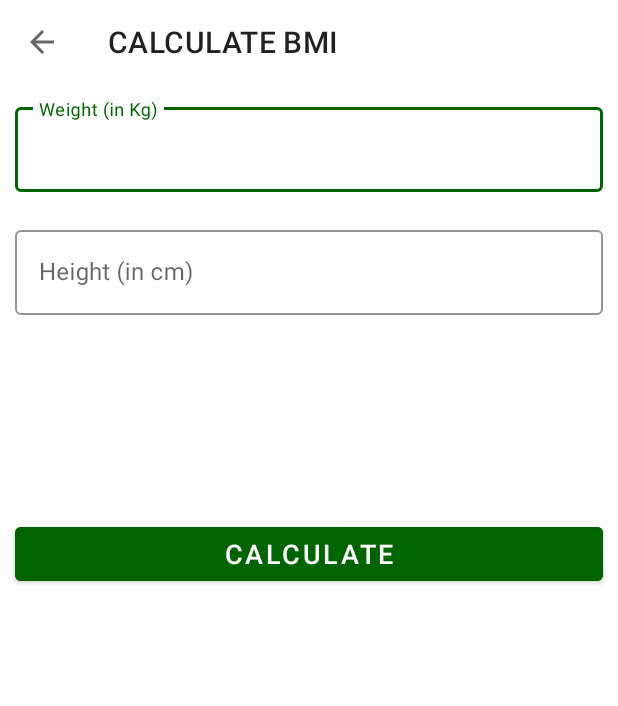
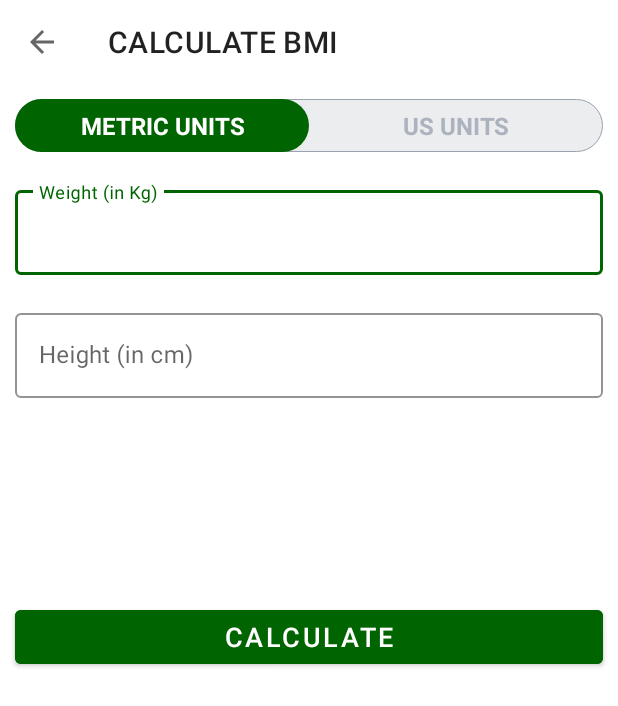
Before and after one commit to Ajay-Singh-Dabi/WorkITOUT, an Android app: the BMIActivity screen opened directly, with no data from a screen before it, on a phone screen of 412 x 824 dp. Shown: the top 706 px of the screen. Run offline under Robolectric (Android 15) with nearby library versions, the phone set to English and light mode, and no system bars.

Commit message:
+RadioGroup

```diff
--- /dev/null
+++ b/app/src/main/res/drawable/drawable_radio_group_tab_background.xml
@@ -0,0 +1,13 @@
+<?xml version="1.0" encoding="utf-8"?>
+<shape xmlns:android="http://schemas.android.com/apk/res/android"
+    android:shape="rectangle">
+
+    <solid android:color="#ECEDEF"/>
+
+    <stroke
+        android:width="0.5dp"
+        android:color="#9AA2AF"/>
+
+    <corners android:radius="30dp"/>
+
+</shape>
--- /dev/null
+++ b/app/src/main/res/drawable/drawable_units_tab_selector.xml
@@ -0,0 +1,11 @@
+<?xml version="1.0" encoding="utf-8"?>
+<selector xmlns:android="http://schemas.android.com/apk/res/android">
+    <item android:state_checked="true">
+        <shape android:shape="rectangle">
+
+            <solid android:color="@color/colorAccent" />
+
+            <corners android:radius="30dp" />
+        </shape>
+    </item>
+</selector>
--- /dev/null
+++ b/app/src/main/res/drawable/drawable_units_tab_text_color_selector.xml
@@ -0,0 +1,10 @@
+<?xml version="1.0" encoding="utf-8"?>
+<!--TODO(Step 4 : Added a selector for the text color in the radio button as per the state.)-->
+<!--START-->
+<selector xmlns:android="http://schemas.android.com/apk/res/android">
+
+    <item android:color="#FFFFFF" android:state_checked="true" />
+
+    <item android:color="#ADB3BE" android:state_checked="false" />
+</selector>
+    <!--END-->
--- a/app/src/main/res/layout/activity_bmi.xml
+++ b/app/src/main/res/layout/activity_bmi.xml
@@ -6,14 +6,53 @@
     android:layout_height="match_parent"
     tools:context=".BMIActivity">
 
+
     <androidx.appcompat.widget.Toolbar
         android:id="@+id/tool_bar_bmi_activity"
         android:layout_width="match_parent"
         android:layout_height="?android:attr/actionBarSize"
         android:background="@color/white"/>
 
+    <RadioGroup
+        android:id="@+id/rgUnits"
+        android:layout_width="match_parent"
+        android:layout_height="wrap_content"
+        android:layout_below="@id/tool_bar_bmi_activity"
+        android:layout_margin="10dp"
+        android:background="@drawable/drawable_radio_group_tab_background"
+        android:orientation="horizontal">
+
+        <RadioButton
+            android:id="@+id/rbMetricUnits"
+            android:layout_width="0dp"
+            android:layout_height="35dp"
+            android:layout_weight="0.50"
+            android:background="@drawable/drawable_units_tab_selector"
+            android:button="@null"
+            android:checked="true"
+            android:gravity="center"
+            android:text="METRIC UNITS"
+            android:textColor="@drawable/drawable_units_tab_text_color_selector"
+            android:textSize="16sp"
+            android:textStyle="bold" />
+
+        <RadioButton
+            android:id="@+id/rbUsUnits"
+            android:layout_width="0dp"
+            android:layout_height="35dp"
+            android:layout_weight="0.50"
+            android:background="@drawable/drawable_units_tab_selector"
+            android:button="@null"
+            android:checked="false"
+            android:gravity="center"
+            android:text="US UNITS"
+            android:textColor="@drawable/drawable_units_tab_text_color_selector"
+            android:textSize="16sp"
+            android:textStyle="bold" />
+    </RadioGroup>
+
     <com.google.android.material.textfield.TextInputLayout
-        android:layout_below="@id/tool_bar_bmi_activity"
+        android:layout_below="@id/rgUnits"
         android:id="@+id/tilMetricUnitWeight"
         android:layout_width="match_parent"
         android:layout_height="wrap_content"
```
